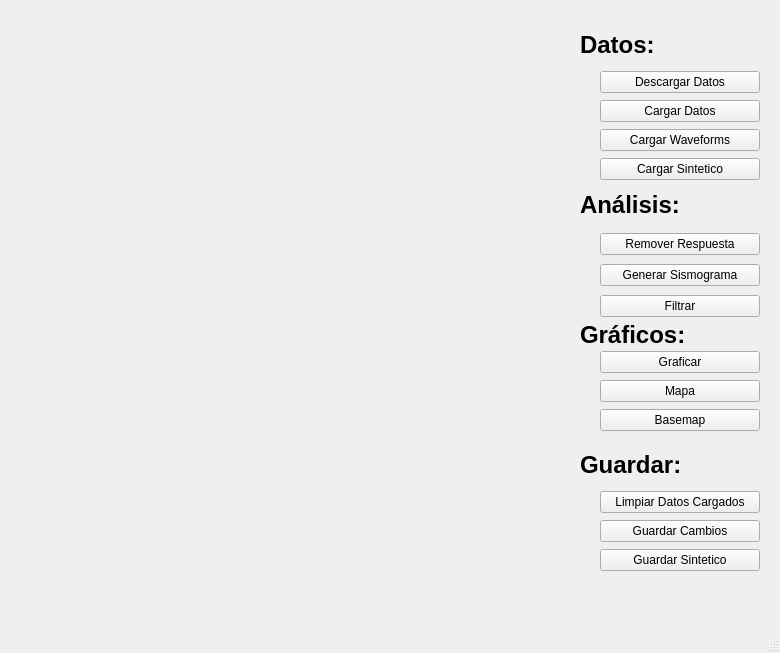
First picture: the form in qt/interfaz/main_windows.ui, repository DanielOrtega94/Proyecto-Python-Cientifico, before the edit.
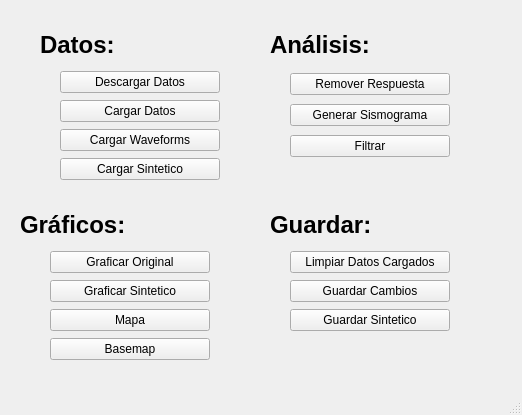
Second picture: the form after the edit.

What changed in the file:
```diff
--- a/qt/interfaz/main_windows.ui
+++ b/qt/interfaz/main_windows.ui
@@ -6,8 +6,8 @@
    <rect>
     <x>0</x>
     <y>0</y>
-    <width>780</width>
-    <height>653</height>
+    <width>522</width>
+    <height>415</height>
    </rect>
   </property>
   <property name="windowTitle">
@@ -17,7 +17,7 @@
    <widget class="QWidget" name="verticalLayoutWidget">
     <property name="geometry">
      <rect>
-      <x>600</x>
+      <x>60</x>
       <y>70</y>
       <width>160</width>
       <height>112</height>
@@ -57,8 +57,8 @@
    <widget class="QWidget" name="verticalLayoutWidget_2">
     <property name="geometry">
      <rect>
-      <x>600</x>
-      <y>230</y>
+      <x>290</x>
+      <y>70</y>
       <width>160</width>
       <height>91</height>
      </rect>
@@ -90,7 +90,7 @@
    <widget class="QLabel" name="label">
     <property name="geometry">
      <rect>
-      <x>580</x>
+      <x>40</x>
       <y>30</y>
       <width>121</width>
       <height>31</height>
@@ -103,8 +103,8 @@
    <widget class="QLabel" name="label_2">
     <property name="geometry">
      <rect>
-      <x>580</x>
-      <y>190</y>
+      <x>270</x>
+      <y>30</y>
       <width>121</width>
       <height>31</height>
      </rect>
@@ -116,8 +116,8 @@
    <widget class="QLabel" name="label_3">
     <property name="geometry">
      <rect>
-      <x>580</x>
-      <y>320</y>
+      <x>20</x>
+      <y>210</y>
       <width>121</width>
       <height>31</height>
      </rect>
@@ -129,17 +129,24 @@
    <widget class="QWidget" name="verticalLayoutWidget_3">
     <property name="geometry">
      <rect>
-      <x>600</x>
-      <y>350</y>
+      <x>50</x>
+      <y>250</y>
       <width>160</width>
-      <height>83</height>
+      <height>112</height>
      </rect>
     </property>
     <layout class="QVBoxLayout" name="verticalLayout_3">
      <item>
       <widget class="QPushButton" name="graficar_Button">
        <property name="text">
-        <string>Graficar</string>
+        <string>Graficar Original</string>
+       </property>
+      </widget>
+     </item>
+     <item>
+      <widget class="QPushButton" name="graficar_sintetico_Button">
+       <property name="text">
+        <string>Graficar Sintetico</string>
        </property>
       </widget>
      </item>
@@ -162,8 +169,8 @@
    <widget class="QWidget" name="verticalLayoutWidget_4">
     <property name="geometry">
      <rect>
-      <x>600</x>
-      <y>490</y>
+      <x>290</x>
+      <y>250</y>
       <width>160</width>
       <height>83</height>
      </rect>
@@ -195,8 +202,8 @@
    <widget class="QLabel" name="label_4">
     <property name="geometry">
      <rect>
-      <x>580</x>
-      <y>450</y>
+      <x>270</x>
+      <y>210</y>
       <width>121</width>
       <height>31</height>
      </rect>
```
Left out of the diff: 2 changed lines with no effect on the pictures.
